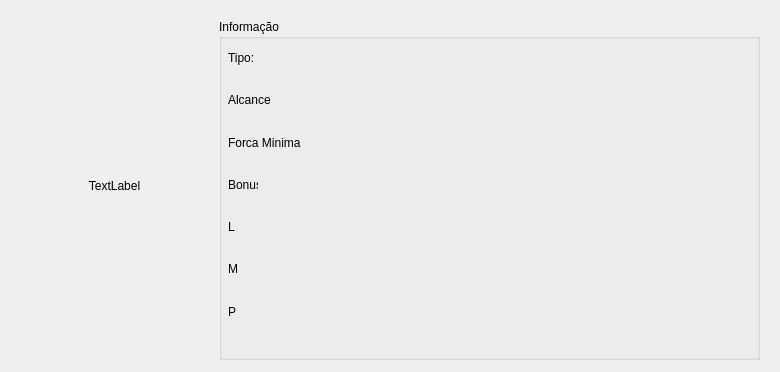
cleversantoro/TagPerson, file View/UI/FrmEquipamento.ui: the form before one commit.
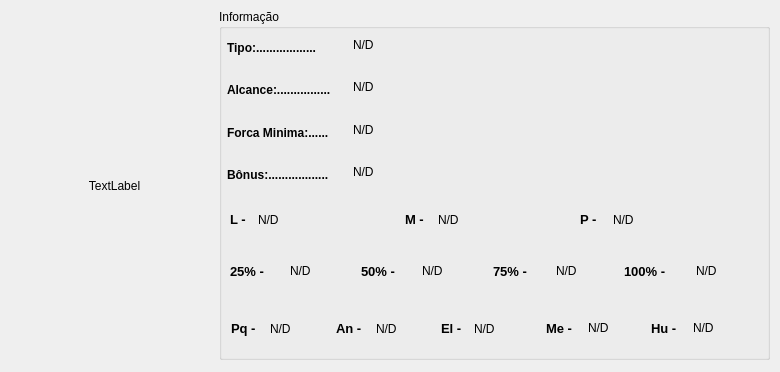
The form after the commit.

Commit message: tela de Equipamento arma

```diff
--- a/View/UI/FrmEquipamento.ui
+++ b/View/UI/FrmEquipamento.ui
@@ -34,9 +34,9 @@
     <property name="geometry">
      <rect>
       <x>219</x>
-      <y>19</y>
-      <width>541</width>
-      <height>341</height>
+      <y>9</y>
+      <width>551</width>
+      <height>351</height>
      </rect>
     </property>
     <property name="title">
@@ -45,92 +45,641 @@
     <widget class="QLabel" name="label_2">
      <property name="geometry">
       <rect>
-       <x>9</x>
+       <x>8</x>
        <y>31</y>
-       <width>30</width>
+       <width>121</width>
        <height>16</height>
       </rect>
      </property>
+     <property name="font">
+      <font>
+       <pointsize>9</pointsize>
+       <weight>75</weight>
+       <bold>true</bold>
+      </font>
+     </property>
      <property name="text">
-      <string>Tipo:</string>
+      <string>Tipo:..................</string>
      </property>
     </widget>
     <widget class="QLabel" name="label_3">
      <property name="geometry">
       <rect>
-       <x>9</x>
+       <x>8</x>
        <y>73</y>
-       <width>44</width>
+       <width>121</width>
        <height>16</height>
       </rect>
      </property>
+     <property name="font">
+      <font>
+       <pointsize>9</pointsize>
+       <weight>75</weight>
+       <bold>true</bold>
+      </font>
+     </property>
      <property name="text">
-      <string>Alcance</string>
+      <string>Alcance:................</string>
      </property>
     </widget>
     <widget class="QLabel" name="label_4">
      <property name="geometry">
       <rect>
-       <x>9</x>
+       <x>8</x>
        <y>116</y>
-       <width>77</width>
+       <width>121</width>
        <height>16</height>
       </rect>
      </property>
+     <property name="font">
+      <font>
+       <pointsize>9</pointsize>
+       <weight>75</weight>
+       <bold>true</bold>
+      </font>
+     </property>
      <property name="text">
-      <string>Forca Minima</string>
+      <string>Forca Minima:......</string>
      </property>
     </widget>
     <widget class="QLabel" name="label_5">
      <property name="geometry">
       <rect>
-       <x>9</x>
+       <x>8</x>
        <y>158</y>
-       <width>30</width>
+       <width>121</width>
        <height>16</height>
       </rect>
      </property>
+     <property name="font">
+      <font>
+       <pointsize>9</pointsize>
+       <weight>75</weight>
+       <bold>true</bold>
+      </font>
+     </property>
      <property name="text">
-      <string>Bonus</string>
+      <string>Bônus:..................</string>
      </property>
     </widget>
     <widget class="QLabel" name="label_6">
      <property name="geometry">
       <rect>
-       <x>9</x>
-       <y>200</y>
-       <width>16</width>
-       <height>16</height>
+       <x>11</x>
+       <y>202</y>
+       <width>31</width>
+       <height>17</height>
       </rect>
      </property>
+     <property name="font">
+      <font>
+       <pointsize>10</pointsize>
+       <weight>75</weight>
+       <bold>true</bold>
+      </font>
+     </property>
      <property name="text">
-      <string>L</string>
+      <string>L - </string>
      </property>
     </widget>
     <widget class="QLabel" name="label_7">
      <property name="geometry">
       <rect>
-       <x>9</x>
-       <y>242</y>
-       <width>16</width>
-       <height>16</height>
+       <x>186</x>
+       <y>202</y>
+       <width>28</width>
+       <height>17</height>
       </rect>
      </property>
+     <property name="font">
+      <font>
+       <pointsize>10</pointsize>
+       <weight>75</weight>
+       <bold>true</bold>
+      </font>
+     </property>
      <property name="text">
-      <string>M</string>
+      <string>M - </string>
      </property>
     </widget>
     <widget class="QLabel" name="label_8">
      <property name="geometry">
       <rect>
-       <x>9</x>
-       <y>285</y>
-       <width>16</width>
+       <x>361</x>
+       <y>202</y>
+       <width>28</width>
+       <height>17</height>
+      </rect>
+     </property>
+     <property name="font">
+      <font>
+       <pointsize>10</pointsize>
+       <weight>75</weight>
+       <bold>true</bold>
+      </font>
+     </property>
+     <property name="text">
+      <string>P - </string>
+     </property>
+    </widget>
+    <widget class="QLabel" name="lblTipo">
+     <property name="geometry">
+      <rect>
+       <x>134</x>
+       <y>28</y>
+       <width>200</width>
        <height>16</height>
       </rect>
      </property>
+     <property name="font">
+      <font>
+       <pointsize>9</pointsize>
+       <weight>50</weight>
+       <bold>false</bold>
+      </font>
+     </property>
      <property name="text">
-      <string>P</string>
+      <string>N/D</string>
+     </property>
+    </widget>
+    <widget class="QLabel" name="lblAlcance">
+     <property name="geometry">
+      <rect>
+       <x>134</x>
+       <y>70</y>
+       <width>200</width>
+       <height>16</height>
+      </rect>
+     </property>
+     <property name="font">
+      <font>
+       <pointsize>9</pointsize>
+       <weight>50</weight>
+       <bold>false</bold>
+      </font>
+     </property>
+     <property name="text">
+      <string>N/D</string>
+     </property>
+    </widget>
+    <widget class="QLabel" name="lblForcaMinima">
+     <property name="geometry">
+      <rect>
+       <x>134</x>
+       <y>113</y>
+       <width>200</width>
+       <height>16</height>
+      </rect>
+     </property>
+     <property name="font">
+      <font>
+       <pointsize>9</pointsize>
+       <weight>50</weight>
+       <bold>false</bold>
+      </font>
+     </property>
+     <property name="text">
+      <string>N/D</string>
+     </property>
+    </widget>
+    <widget class="QLabel" name="lblBonus">
+     <property name="geometry">
+      <rect>
+       <x>134</x>
+       <y>155</y>
+       <width>200</width>
+       <height>16</height>
+      </rect>
+     </property>
+     <property name="font">
+      <font>
+       <pointsize>9</pointsize>
+       <weight>50</weight>
+       <bold>false</bold>
+      </font>
+     </property>
+     <property name="text">
+      <string>N/D</string>
+     </property>
+    </widget>
+    <widget class="QLabel" name="label_13">
+     <property name="geometry">
+      <rect>
+       <x>142</x>
+       <y>254</y>
+       <width>61</width>
+       <height>17</height>
+      </rect>
+     </property>
+     <property name="font">
+      <font>
+       <pointsize>10</pointsize>
+       <weight>75</weight>
+       <bold>true</bold>
+      </font>
+     </property>
+     <property name="text">
+      <string>50% -</string>
+     </property>
+    </widget>
+    <widget class="QLabel" name="label_14">
+     <property name="geometry">
+      <rect>
+       <x>274</x>
+       <y>254</y>
+       <width>61</width>
+       <height>17</height>
+      </rect>
+     </property>
+     <property name="font">
+      <font>
+       <pointsize>10</pointsize>
+       <weight>75</weight>
+       <bold>true</bold>
+      </font>
+     </property>
+     <property name="text">
+      <string>75% - </string>
+     </property>
+    </widget>
+    <widget class="QLabel" name="label_15">
+     <property name="geometry">
+      <rect>
+       <x>11</x>
+       <y>254</y>
+       <width>61</width>
+       <height>17</height>
+      </rect>
+     </property>
+     <property name="font">
+      <font>
+       <pointsize>10</pointsize>
+       <weight>75</weight>
+       <bold>true</bold>
+      </font>
+     </property>
+     <property name="text">
+      <string>25% - </string>
+     </property>
+    </widget>
+    <widget class="QLabel" name="label_16">
+     <property name="geometry">
+      <rect>
+       <x>117</x>
+       <y>311</y>
+       <width>41</width>
+       <height>17</height>
+      </rect>
+     </property>
+     <property name="font">
+      <font>
+       <pointsize>10</pointsize>
+       <weight>75</weight>
+       <bold>true</bold>
+      </font>
+     </property>
+     <property name="text">
+      <string>An - </string>
+     </property>
+    </widget>
+    <widget class="QLabel" name="label_17">
+     <property name="geometry">
+      <rect>
+       <x>222</x>
+       <y>311</y>
+       <width>28</width>
+       <height>17</height>
+      </rect>
+     </property>
+     <property name="font">
+      <font>
+       <pointsize>10</pointsize>
+       <weight>75</weight>
+       <bold>true</bold>
+      </font>
+     </property>
+     <property name="text">
+      <string>El - </string>
+     </property>
+    </widget>
+    <widget class="QLabel" name="label_18">
+     <property name="geometry">
+      <rect>
+       <x>12</x>
+       <y>311</y>
+       <width>41</width>
+       <height>17</height>
+      </rect>
+     </property>
+     <property name="font">
+      <font>
+       <pointsize>10</pointsize>
+       <weight>75</weight>
+       <bold>true</bold>
+      </font>
+     </property>
+     <property name="text">
+      <string>Pq - </string>
+     </property>
+    </widget>
+    <widget class="QLabel" name="label_19">
+     <property name="geometry">
+      <rect>
+       <x>327</x>
+       <y>311</y>
+       <width>41</width>
+       <height>17</height>
+      </rect>
+     </property>
+     <property name="font">
+      <font>
+       <pointsize>10</pointsize>
+       <weight>75</weight>
+       <bold>true</bold>
+      </font>
+     </property>
+     <property name="text">
+      <string>Me - </string>
+     </property>
+    </widget>
+    <widget class="QLabel" name="label_20">
+     <property name="geometry">
+      <rect>
+       <x>432</x>
+       <y>311</y>
+       <width>41</width>
+       <height>17</height>
+      </rect>
+     </property>
+     <property name="font">
+      <font>
+       <pointsize>10</pointsize>
+       <weight>75</weight>
+       <bold>true</bold>
+      </font>
+     </property>
+     <property name="text">
+      <string>Hu - </string>
+     </property>
+    </widget>
+    <widget class="QLabel" name="label_21">
+     <property name="geometry">
+      <rect>
+       <x>405</x>
+       <y>254</y>
+       <width>71</width>
+       <height>17</height>
+      </rect>
+     </property>
+     <property name="font">
+      <font>
+       <pointsize>10</pointsize>
+       <weight>75</weight>
+       <bold>true</bold>
+      </font>
+     </property>
+     <property name="text">
+      <string>100% -</string>
+     </property>
+    </widget>
+    <widget class="QLabel" name="lbl_leve">
+     <property name="geometry">
+      <rect>
+       <x>39</x>
+       <y>203</y>
+       <width>90</width>
+       <height>16</height>
+      </rect>
+     </property>
+     <property name="font">
+      <font>
+       <pointsize>9</pointsize>
+       <weight>50</weight>
+       <bold>false</bold>
+      </font>
+     </property>
+     <property name="text">
+      <string>N/D</string>
+     </property>
+    </widget>
+    <widget class="QLabel" name="lbl_media">
+     <property name="geometry">
+      <rect>
+       <x>219</x>
+       <y>203</y>
+       <width>100</width>
+       <height>16</height>
+      </rect>
+     </property>
+     <property name="font">
+      <font>
+       <pointsize>9</pointsize>
+       <weight>50</weight>
+       <bold>false</bold>
+      </font>
+     </property>
+     <property name="text">
+      <string>N/D</string>
+     </property>
+    </widget>
+    <widget class="QLabel" name="lbl_pesada">
+     <property name="geometry">
+      <rect>
+       <x>394</x>
+       <y>203</y>
+       <width>120</width>
+       <height>16</height>
+      </rect>
+     </property>
+     <property name="font">
+      <font>
+       <pointsize>9</pointsize>
+       <weight>50</weight>
+       <bold>false</bold>
+      </font>
+     </property>
+     <property name="text">
+      <string>N/D</string>
+     </property>
+    </widget>
+    <widget class="QLabel" name="lbl_25">
+     <property name="geometry">
+      <rect>
+       <x>71</x>
+       <y>254</y>
+       <width>60</width>
+       <height>16</height>
+      </rect>
+     </property>
+     <property name="font">
+      <font>
+       <pointsize>9</pointsize>
+       <weight>50</weight>
+       <bold>false</bold>
+      </font>
+     </property>
+     <property name="text">
+      <string>N/D</string>
+     </property>
+    </widget>
+    <widget class="QLabel" name="lbl_50">
+     <property name="geometry">
+      <rect>
+       <x>203</x>
+       <y>254</y>
+       <width>60</width>
+       <height>16</height>
+      </rect>
+     </property>
+     <property name="font">
+      <font>
+       <pointsize>9</pointsize>
+       <weight>50</weight>
+       <bold>false</bold>
+      </font>
+     </property>
+     <property name="text">
+      <string>N/D</string>
+     </property>
+    </widget>
+    <widget class="QLabel" name="lbl_75">
+     <property name="geometry">
+      <rect>
+       <x>337</x>
+       <y>254</y>
+       <width>60</width>
+       <height>16</height>
+      </rect>
+     </property>
+     <property name="font">
+      <font>
+       <pointsize>9</pointsize>
+       <weight>50</weight>
+       <bold>false</bold>
+      </font>
+     </property>
+     <property name="text">
+      <string>N/D</string>
+     </property>
+    </widget>
+    <widget class="QLabel" name="lbl_100">
+     <property name="geometry">
+      <rect>
+       <x>477</x>
+       <y>254</y>
+       <width>60</width>
+       <height>16</height>
+      </rect>
+     </property>
+     <property name="font">
+      <font>
+       <pointsize>9</pointsize>
+       <weight>50</weight>
+       <bold>false</bold>
+      </font>
+     </property>
+     <property name="text">
+      <string>N/D</string>
+     </property>
+    </widget>
+    <widget class="QLabel" name="lbl_pq">
+     <property name="geometry">
+      <rect>
+       <x>51</x>
+       <y>312</y>
+       <width>50</width>
+       <height>16</height>
+      </rect>
+     </property>
+     <property name="font">
+      <font>
+       <pointsize>9</pointsize>
+       <weight>50</weight>
+       <bold>false</bold>
+      </font>
+     </property>
+     <property name="text">
+      <string>N/D</string>
+     </property>
+    </widget>
+    <widget class="QLabel" name="lbl_an">
+     <property name="geometry">
+      <rect>
+       <x>157</x>
+       <y>312</y>
+       <width>50</width>
+       <height>16</height>
+      </rect>
+     </property>
+     <property name="font">
+      <font>
+       <pointsize>9</pointsize>
+       <weight>50</weight>
+       <bold>false</bold>
+      </font>
+     </property>
+     <property name="text">
+      <string>N/D</string>
+     </property>
+    </widget>
+    <widget class="QLabel" name="lbl_el">
+     <property name="geometry">
+      <rect>
+       <x>255</x>
+       <y>312</y>
+       <width>50</width>
+       <height>16</height>
+      </rect>
+     </property>
+     <property name="font">
+      <font>
+       <pointsize>9</pointsize>
+       <weight>50</weight>
+       <bold>false</bold>
+      </font>
+     </property>
+     <property name="text">
+      <string>N/D</string>
+     </property>
+    </widget>
+    <widget class="QLabel" name="lbl_me">
+     <property name="geometry">
+      <rect>
+       <x>369</x>
+       <y>311</y>
+       <width>50</width>
+       <height>16</height>
+      </rect>
+     </property>
+     <property name="font">
+      <font>
+       <pointsize>9</pointsize>
+       <weight>50</weight>
+       <bold>false</bold>
+      </font>
+     </property>
+     <property name="text">
+      <string>N/D</string>
+     </property>
+    </widget>
+    <widget class="QLabel" name="lbl_hu">
+     <property name="geometry">
+      <rect>
+       <x>474</x>
+       <y>311</y>
+       <width>50</width>
+       <height>16</height>
+      </rect>
+     </property>
+     <property name="font">
+      <font>
+       <pointsize>9</pointsize>
+       <weight>50</weight>
+       <bold>false</bold>
+      </font>
+     </property>
+     <property name="text">
+      <string>N/D</string>
      </property>
     </widget>
    </widget>
```
Left out of the diff: 6 changed lines with no effect on the pictures. The commit also changes 8 other files.
